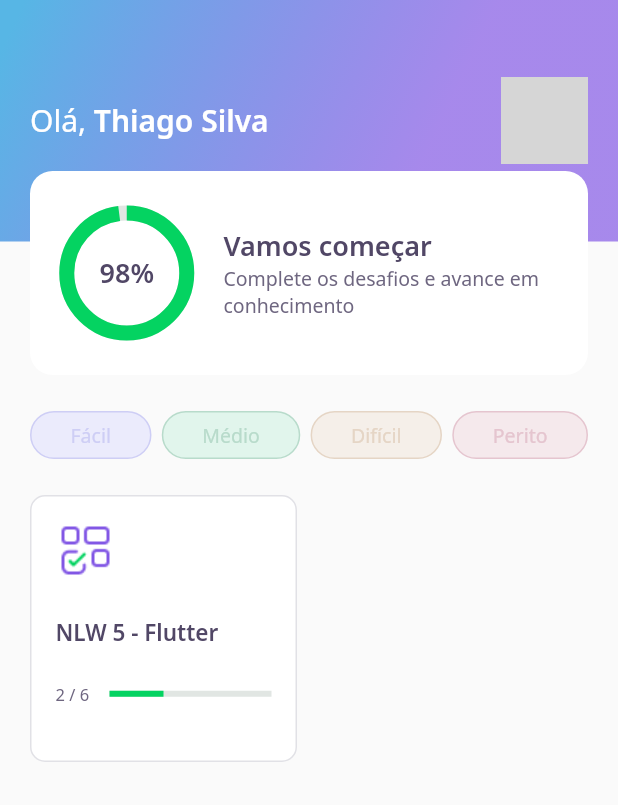
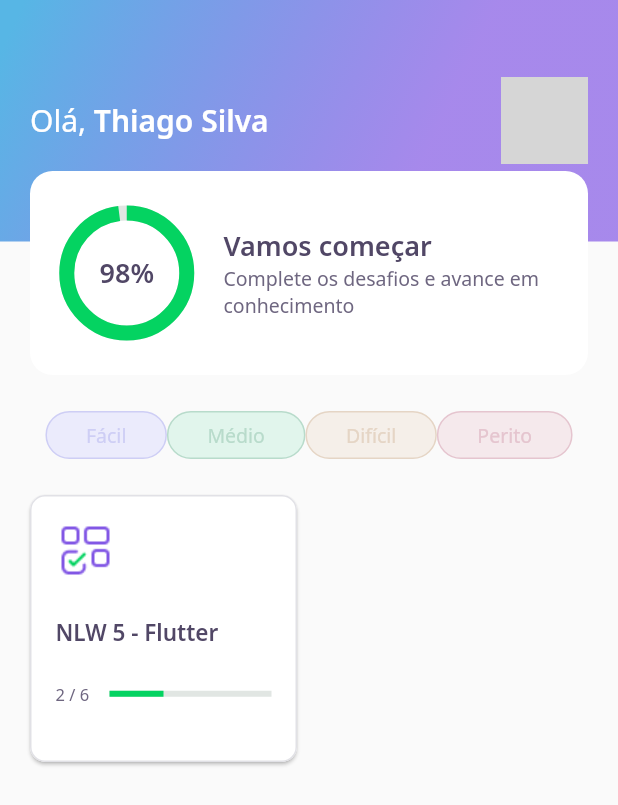
Before and after one commit to s7Thiago/devquiz, a Flutter app: the HomePage screen opened directly, on a phone screen of 412 x 824 dp. Shown: the top 805 px of the screen. Run offline on Flutter 3.47's test engine with Material 2 defaults, Android fonts, the phone set to English and light mode, and no system bars; our stand-ins replace google_fonts; accounts and stored records are empty; network calls fail; grey boxes are pictures that could not be loaded.

Commit message:
Day 4: - Improved questions consuming from inner database - added an animation when a question os tapped on home screen - Some structural improvements

```diff
--- a/lib/core/app_widget.dart
+++ b/lib/core/app_widget.dart
@@ -7,7 +7,7 @@ class AppWidget extends StatelessWidget {
   Widget build(BuildContext context) {
     return MaterialApp(
       title: "DevQuiz",
-      home: ChallengePage(),
+      home: HomePage(),
     );
   }
 }
--- a/lib/home/home_page.dart
+++ b/lib/home/home_page.dart
@@ -1,4 +1,4 @@
-import 'package:devquiz/challenge/widgets/quiz/quiz_widget.dart';
+import 'package:devquiz/challenge/challenge_page.dart';
 import 'package:devquiz/core/app_colors.dart';
 import 'package:devquiz/home/home_controller.dart';
 import 'package:devquiz/home/home_state.dart';
@@ -35,7 +35,9 @@ class _HomePageState extends State<HomePage> {
           child: Column(
             children: [
               SizedBox(height: 24),
-              Row(
+              SingleChildScrollView(
+                scrollDirection: Axis.horizontal,
+                child: Row(
                   mainAxisAlignment: MainAxisAlignment.spaceBetween,
                   children: [
                     LevelButtonWidget(label: 'Fácil'),
@@ -44,6 +46,7 @@ class _HomePageState extends State<HomePage> {
                     LevelButtonWidget(label: 'Perito'),
                   ],
                 ),
+              ),
               SizedBox(height: 24),
               Expanded(
                 child: GridView.count(
@@ -51,12 +54,25 @@ class _HomePageState extends State<HomePage> {
                   crossAxisSpacing: 16,
                   mainAxisSpacing: 16,
                   children: _controller.quizzes!
-                      .map((e) => QuizCardWidget(
+                      .map(
+                        (e) => QuizCardWidget(
                           title: e.title,
                           completed:
                               '${e.questionAnswered} / ${e.questions.length}',
                           percent: e.questionAnswered / e.questions.length,
-                          ))
+                          onTap: () {
+                            Navigator.push(
+                              context,
+                              MaterialPageRoute(
+                                builder: (context) => Hero(
+                                  tag: 'challenge',
+                                  child: ChallengePage(questions: e.questions),
+                                ),
+                              ),
+                            );
+                          },
+                        ),
+                      )
                       .toList(),
                 ),
               )
--- a/lib/home/widgets/quiz_card/quiz_card_widget.dart
+++ b/lib/home/widgets/quiz_card/quiz_card_widget.dart
@@ -8,20 +8,31 @@ class QuizCardWidget extends StatelessWidget {
   final String title;
   final String completed;
   final double percent;
+  final VoidCallback onTap;
 
   const QuizCardWidget({
     Key? key,
     required this.title,
     required this.completed,
     required this.percent,
+    required this.onTap,
   }) : super(key: key);
 
   @override
   Widget build(BuildContext context) {
-    return Container(
+    return Hero(
+      tag: 'challenge',
+      child: Material(
+        color: AppColors.white,
+        elevation: 1,
+        borderRadius: BorderRadius.circular(10),
+        child: InkWell(
+          borderRadius: BorderRadius.circular(10),
+          splashColor: AppColors.darkGreen.withOpacity(.1),
+          onTap: this.onTap,
+          child: Container(
             padding: const EdgeInsets.all(16),
             decoration: BoxDecoration(
-        color: AppColors.white,
               borderRadius: BorderRadius.circular(10),
               border: Border.fromBorderSide(
                 BorderSide(color: AppColors.border),
@@ -58,6 +69,9 @@ class QuizCardWidget extends StatelessWidget {
                 )
               ],
             ),
+          ),
+        ),
+      ),
     );
   }
 }
```
Also changed, not shown: assets/database/quizzes.json (+37 -37 lines), lib/challenge/challenge_page.dart (+16 -5 lines), lib/challenge/widgets/quiz/quiz_widget.dart (+13 -25 lines). Lines whose indentation alone changed are shown as unchanged.
